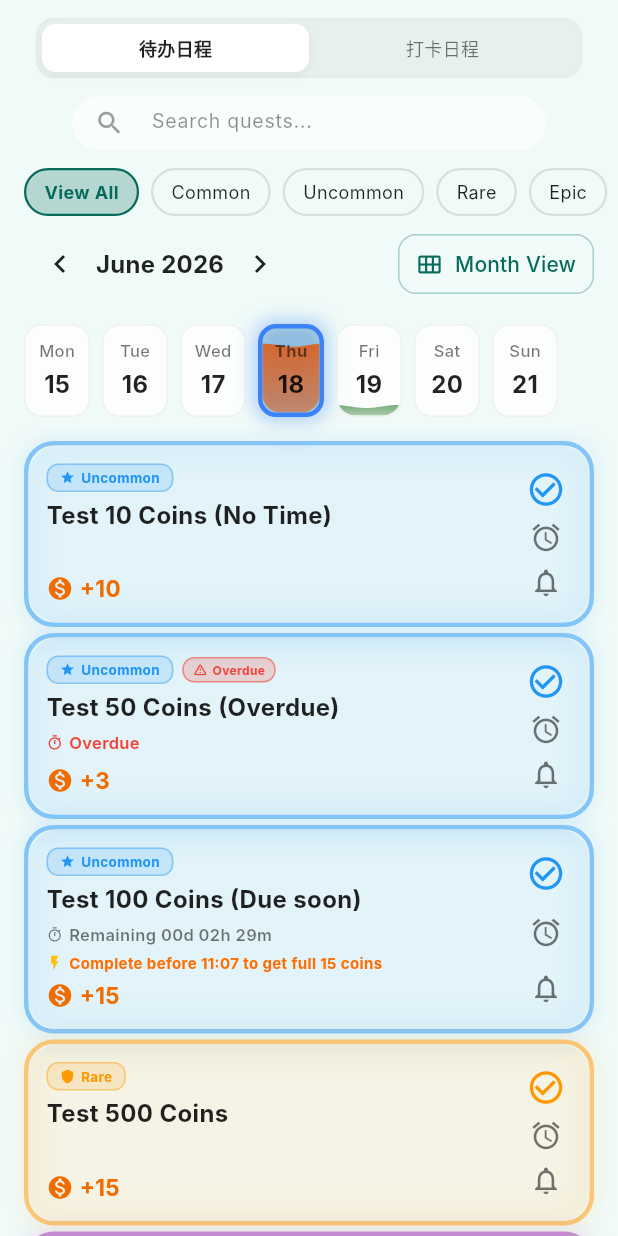
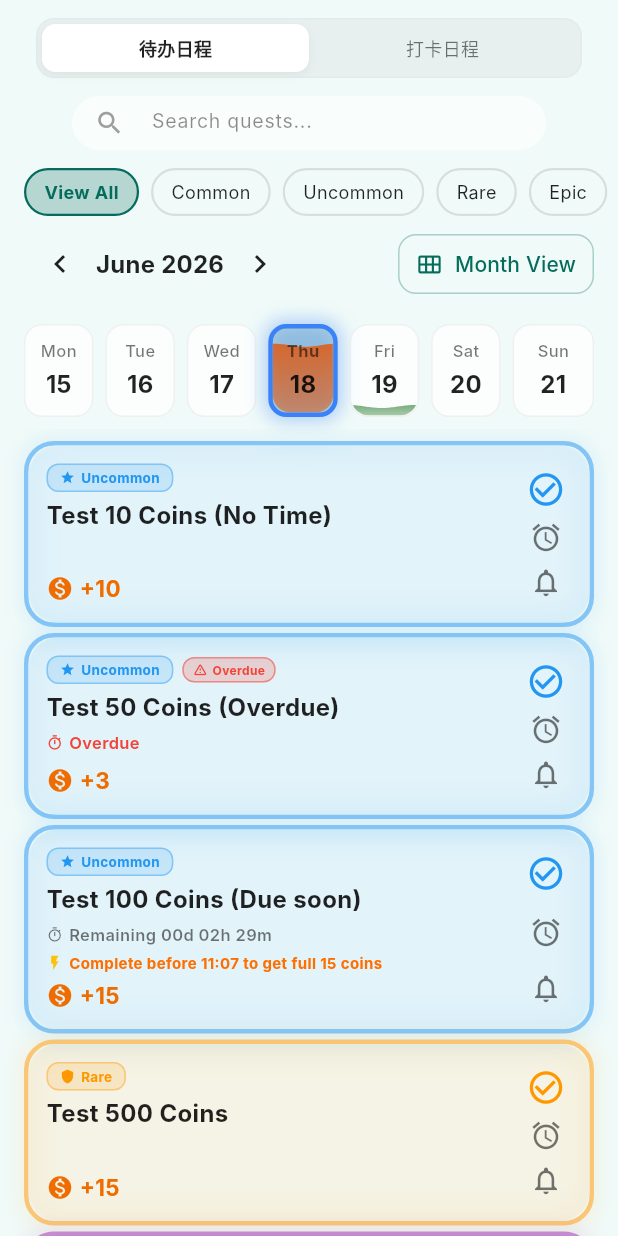
Before and after one commit to youppos/bounty-do, a Flutter app: the CalendarScreen widget shown alone on an empty page, opened directly, on a phone screen of 412 x 824 dp. Run offline on Flutter 3.47's test engine with Material 3 defaults, Android fonts, the light colour scheme and no system bars; our stand-ins replace audioplayers, get, shared_preferences; accounts and stored records are empty; Roboto replaces fonts that are missing (Inter).

Commit message:
style: spread week view cells evenly using full-width Row layout

```diff
--- a/gamified_todo/lib/ui/screens/calendar_screen.dart
+++ b/gamified_todo/lib/ui/screens/calendar_screen.dart
@@ -413,13 +413,12 @@ class _CalendarScreenState extends State<CalendarScreen> with SingleTickerProvid
 
                 // 2. Calendar view: Month grid or Week strip
                 if (!_isMonthView)
-                  Container(
+                  Padding(
+                    padding: const EdgeInsets.symmetric(horizontal: 16),
+                    child: Container(
                       height: 70,
-                    child: ListView.builder(
-                      scrollDirection: Axis.horizontal,
-                      padding: const EdgeInsets.symmetric(horizontal: 12),
-                      itemCount: 7,
-                      itemBuilder: (context, index) {
+                      child: Row(
+                        children: List.generate(7, (index) {
                           final days = _getWeekDays();
                           final day = days[index];
                           final isSelected = _selectedDate != null && _isSameDay(day, _selectedDate!);
@@ -427,7 +426,8 @@ class _CalendarScreenState extends State<CalendarScreen> with SingleTickerProvid
                           final weekdayName = _getWeekdayName(day.weekday);
                           final taskCount = _getTaskCountForDay(day);
 
-                        return GestureDetector(
+                          return Expanded(
+                            child: GestureDetector(
                               onTap: () {
                                 setState(() {
                                   if (_selectedDate != null && _isSameDay(day, _selectedDate!)) {
@@ -439,8 +439,11 @@ class _CalendarScreenState extends State<CalendarScreen> with SingleTickerProvid
                                 });
                               },
                               child: Container(
-                            width: 44,
-                            margin: const EdgeInsets.symmetric(horizontal: 4, vertical: 4),
+                                margin: EdgeInsets.only(
+                                  right: index == 6 ? 0 : 8,
+                                  top: 4,
+                                  bottom: 4,
+                                ),
                                 decoration: BoxDecoration(
                                   color: isToday
                                       ? primaryColor.withOpacity(0.15)
@@ -506,8 +509,10 @@ class _CalendarScreenState extends State<CalendarScreen> with SingleTickerProvid
                                   ),
                                 ),
                               ),
+                            ),
                           );
-                      },
+                        }),
+                      ),
                     ),
                   )
                 else ...[
```
Lines whose indentation alone changed are shown as unchanged.
